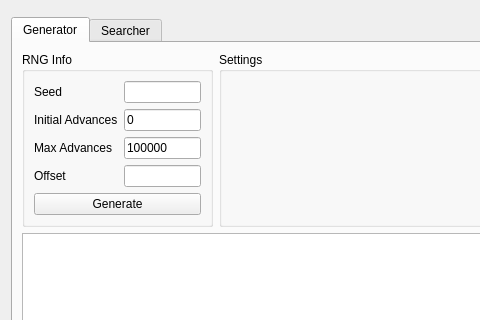
Above: Form/Gen5/Eggs5.ui from Admiral-Fish/PokeFinder before the change; both pictures show x 0 to 480 and y 0 to 320 of the 1200 by 700 pixel window. Below: the same form after it.
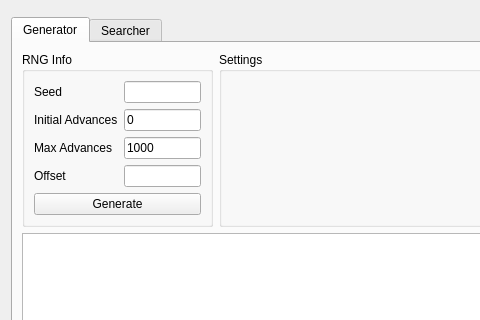
That is the form after the change. Custom widgets are drawn as their Qt base class.

```diff
--- a/Form/Gen5/Eggs5.ui
+++ b/Form/Gen5/Eggs5.ui
@@ -71,7 +71,7 @@
           <item row="2" column="1">
            <widget class="TextBox" name="textBoxGeneratorMaxAdvances">
             <property name="text">
-             <string notr="true">100000</string>
+             <string notr="true">1000</string>
             </property>
            </widget>
           </item>
```
